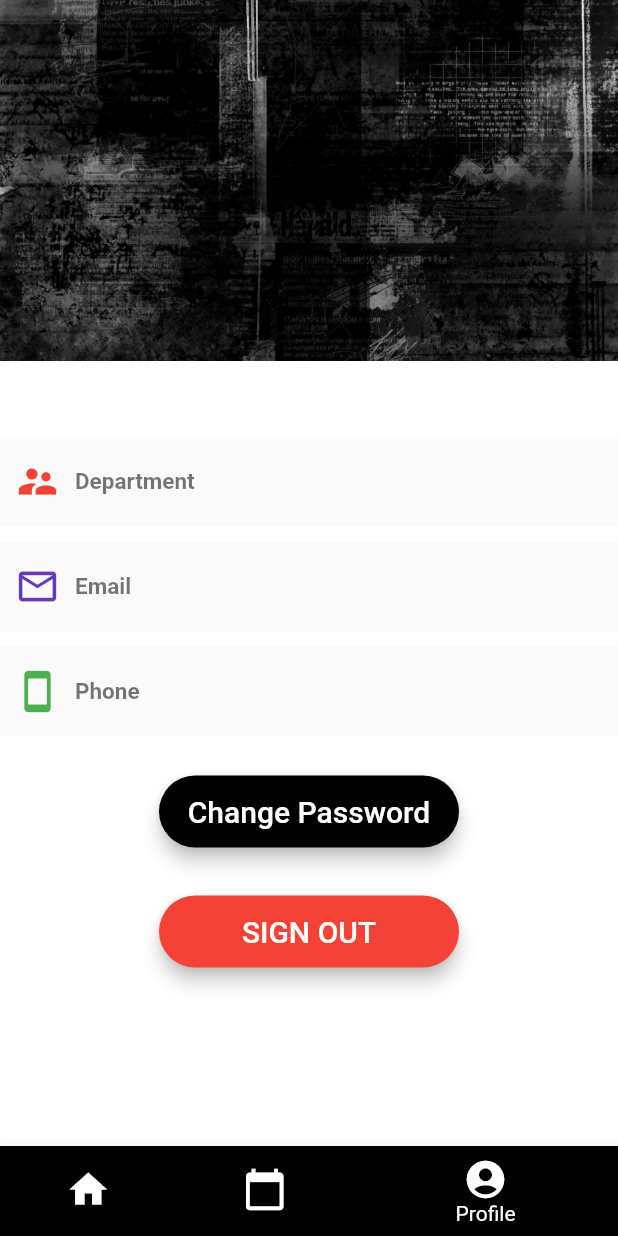
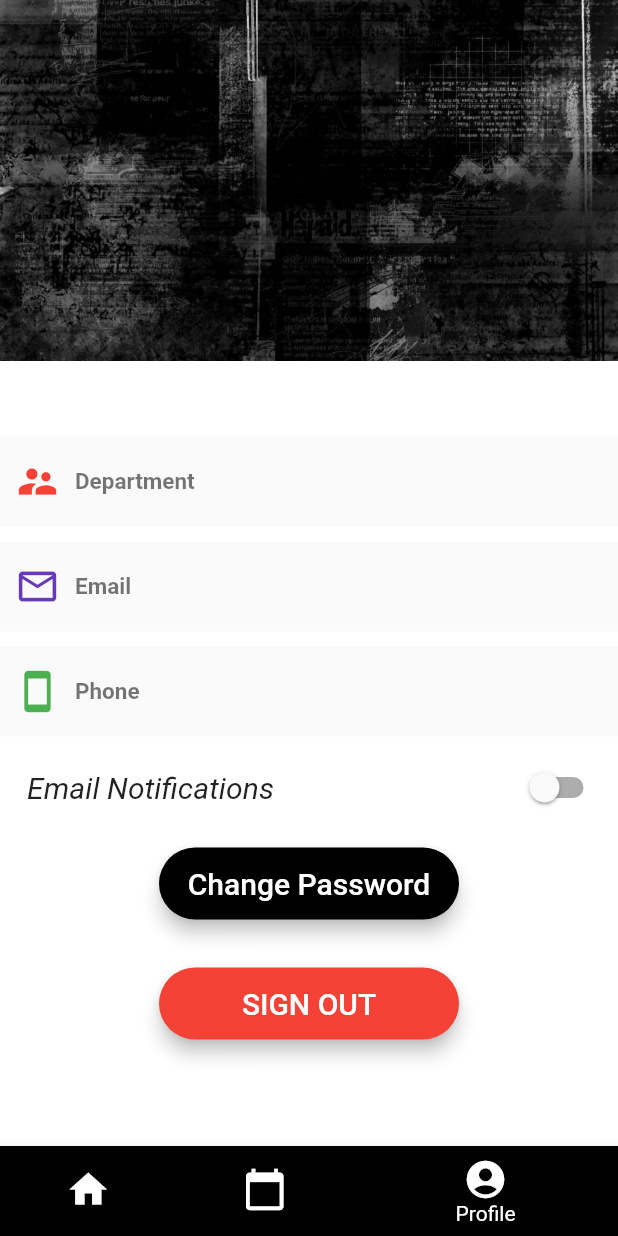
Before and after one commit to abhi-chauhan/ai_attendance, a Flutter app: the HomeScreen screen opened by its route, item 3 of the bottom bar chosen, on a phone screen of 412 x 824 dp. Run offline on Flutter 3.47's test engine with Material 2 defaults, Android fonts, the phone set to English and light mode, and no system bars; our stand-ins replace animated_text_kit, cloud_firestore, firebase_auth, firebase_core, firebase_messaging, flutter_local_notifications and 4 more; accounts and stored records are empty.

Commit message:
only email notification remains

```diff
--- a/lib/main.dart
+++ b/lib/main.dart
@@ -1,6 +1,3 @@
-import 'dart:ffi';
-
-import 'file:///C:/Users/balra/AndroidStudioProjects/ai_attendance/lib/Notification/push_notifications.dart';
 import 'package:ai_attendance/screens/loading_screen.dart';
 import 'package:ai_attendance/screens/password_email_sent.dart';
 import 'package:ai_attendance/screens/report_button.dart';
@@ -11,6 +8,7 @@ import 'package:ai_attendance/screens/welcome_screen.dart';
 import 'package:shared_preferences/shared_preferences.dart';
 import 'screens/login_screen.dart';
 import 'screens/home_screen.dart';
+import 'package:flutter_local_notifications/flutter_local_notifications.dart';
 
 void main() async {
   WidgetsFlutterBinding.ensureInitialized();
@@ -48,7 +46,7 @@ class _MyAppState extends State<MyApp> {
     }
   }
 
-  static final FirebaseMessaging _firebaseMessaging = FirebaseMessaging();
+  // static final FirebaseMessaging _firebaseMessaging = FirebaseMessaging();
   @override
   void initState() {
     initializeFlutterFire();
@@ -65,8 +63,7 @@ class _MyAppState extends State<MyApp> {
     if (!_initialized) {
       return CircularProgressIndicator();
     }
-    final pushNotificationService = PushNotificationService(_firebaseMessaging);
-    pushNotificationService.initialise();
+
     String initialScreen;
     switch (widget.emailValue) {
       case null:
--- a/lib/screens/calendar_tab.dart
+++ b/lib/screens/calendar_tab.dart
@@ -36,6 +36,7 @@ class _CalendarTabState extends State<CalendarTab> {
           if (!snapshot.hasData || !snapshot.data.exists) {
             return Scaffold(
               appBar: AppBar(
+                automaticallyImplyLeading: false,
                 title: Text(
                   "Calendar",
                   style: TextStyle(
@@ -118,6 +119,7 @@ class _CalendarTabState extends State<CalendarTab> {
 
             return Scaffold(
               appBar: AppBar(
+                automaticallyImplyLeading: false,
                 title: Text(
                   "Calendar",
                   style: TextStyle(
--- a/lib/screens/home_screen.dart
+++ b/lib/screens/home_screen.dart
@@ -5,6 +5,7 @@ import 'package:ai_attendance/user_email.dart';
 import 'package:firebase_auth/firebase_auth.dart';
 import 'package:flutter/material.dart';
 import 'package:cloud_firestore/cloud_firestore.dart';
+import 'package:flutter/services.dart';
 import 'package:provider/provider.dart';
 
 class HomeScreen extends StatefulWidget {
@@ -40,6 +41,11 @@ class _HomeScreenState extends State<HomeScreen> {
     return Provider<MyUser>(
       create: (context) => userEmail,
       builder: (context, MyUser) => MyUser,
+      child: WillPopScope(
+        onWillPop: () {
+          SystemNavigator.pop(animated: true);
+          return new Future(() => true);
+        },
         child: Scaffold(
           body: tabs[_currentIndex],
           backgroundColor: Colors.white,
@@ -71,6 +77,7 @@ class _HomeScreenState extends State<HomeScreen> {
             },
           ),
         ),
+      ),
     );
   }
 }
--- a/lib/screens/home_tab.dart
+++ b/lib/screens/home_tab.dart
@@ -43,7 +43,7 @@ class _HomeTabState extends State<HomeTab> {
                 //mainAxisAlignment: MainAxisAlignment.center,
                 children: [
                   SizedBox(
-                    height: 30.0,
+                    height: 20.0,
                   ),
                   SafeArea(
                     child: Text(
--- a/lib/screens/profile_tab.dart
+++ b/lib/screens/profile_tab.dart
@@ -1,5 +1,6 @@
 import 'package:ai_attendance/components/main_button.dart';
 import 'package:ai_attendance/components/text_field.dart';
+import 'package:ai_attendance/screens/loading_screen.dart';
 import 'package:ai_attendance/screens/login_screen.dart';
 import 'package:ai_attendance/screens/password_email_sent.dart';
 import 'package:ai_attendance/user_email.dart';
@@ -19,6 +20,7 @@ class ProfileTab extends StatefulWidget {
 class _ProfileTabState extends State<ProfileTab> {
   final _auth = FirebaseAuth.instance;
   User currentUser1;
+  bool emailNotifications = false;
 
   bool spinner = false;
   void getCurrentUser() async {
@@ -48,7 +50,7 @@ class _ProfileTabState extends State<ProfileTab> {
         builder:
             (BuildContext context, AsyncSnapshot<DocumentSnapshot> snapshot) {
           if (!snapshot.hasData || !snapshot.data.exists) {
-            return LoginScreen();
+            return LoadingScreen();
           } else {
             var userDocument = snapshot.data;
             return ModalProgressHUD(
@@ -123,6 +125,33 @@ class _ProfileTabState extends State<ProfileTab> {
                         SizedBox(
                           height: 10.0,
                         ),
+                        Container(
+                          child: Row(
+                            mainAxisAlignment: MainAxisAlignment.spaceBetween,
+                            children: <Widget>[
+                              Padding(
+                                padding: const EdgeInsets.only(left: 18.0),
+                                child: Text(
+                                  "Email Notifications",
+                                  style: TextStyle(
+                                      fontSize: 20.0,
+                                      fontStyle: FontStyle.italic),
+                                ),
+                              ),
+                              Padding(
+                                padding: const EdgeInsets.only(right: 10.0),
+                                child: Switch(
+                                    value: emailNotifications,
+                                    onChanged: (value) {
+                                      setState(() {
+                                        emailNotifications = value;
+                                        setState(() {});
+                                      });
+                                    }),
+                              )
+                            ],
+                          ),
+                        ),
                         RoundedButton(
                           onPressed: () async {
                             setState(() {
--- a/pubspec.yaml
+++ b/pubspec.yaml
@@ -21,6 +21,8 @@ dependencies:
   firebase_messaging: ^7.0.3
   get_it: ^5.0.1
   url_launcher: ^5.7.10
+  flutter_local_notifications: ^3.0.1+3
+
 dev_dependencies:
 
   flutter_test:
```
Also changed, not shown: lib/Notification/push_notification_message.dart (deleted, +0 -10 lines), lib/Notification/push_notifications.dart (deleted, +0 -32 lines), lib/screens/login_screen.dart (+9 -9 lines), pubspec.lock, 5 other files. Lines whose indentation alone changed are shown as unchanged.
